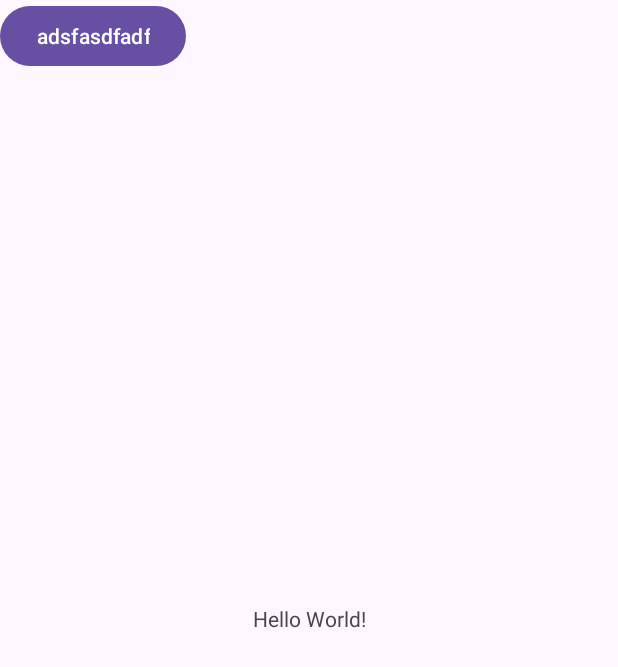
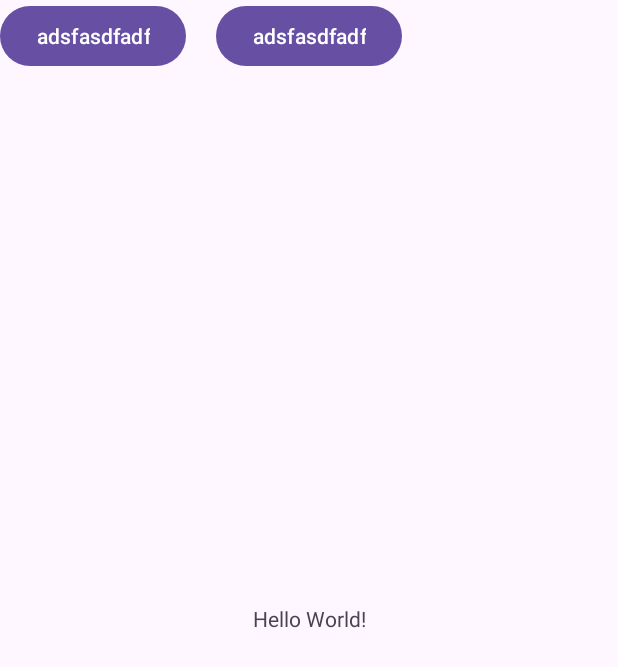
Before and after one commit to KWAndroid/GitFlowPractice, an Android app: the layout activity_main.xml on its own in the app's theme, with its tools: preview values and no code run, on a phone screen of 412 x 824 dp. Shown: the top 667 px of the screen. Run offline under Robolectric (Android 15) with nearby library versions, the phone set to English and light mode, and no system bars.

Commit message:
Add #5 delete button 추가

```diff
--- a/app/src/main/res/layout/activity_main.xml
+++ b/app/src/main/res/layout/activity_main.xml
@@ -22,5 +22,15 @@
         android:layout_height="wrap_content"
         android:text="adsfasdfadf"/>
 
+    <com.google.android.material.button.MaterialButton
+        app:layout_constraintStart_toStartOf="parent"
+        app:layout_constraintTop_toTopOf="parent"
+        app:layout_constraintEnd_toEndOf="parent"
+        android:layout_width="wrap_content"
+        android:layout_height="wrap_content"
+        android:text="adsfasdfadf"/>
+
+
+
 
 </androidx.constraintlayout.widget.ConstraintLayout>
```
